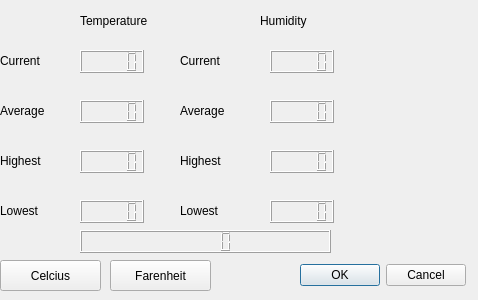
DiptarshiC/eid-fall2018, file Project2/server/untitled.ui: the form before one commit.
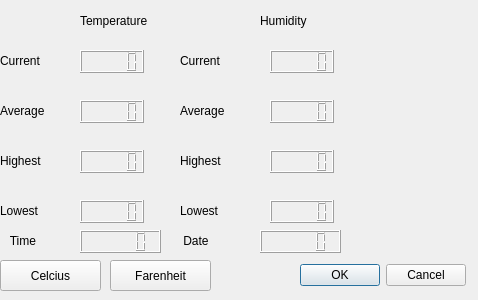
The form after the commit.

Commit message: Date and time both being added

The edit to the form file:
```diff
--- a/Project2/server/untitled.ui
+++ b/Project2/server/untitled.ui
@@ -270,11 +270,47 @@
     <rect>
      <x>80</x>
      <y>230</y>
-     <width>251</width>
+     <width>81</width>
      <height>23</height>
     </rect>
    </property>
   </widget>
+  <widget class="QLCDNumber" name="lcdNumber_10">
+   <property name="geometry">
+    <rect>
+     <x>260</x>
+     <y>230</y>
+     <width>81</width>
+     <height>23</height>
+    </rect>
+   </property>
+  </widget>
+  <widget class="QLabel" name="label_11">
+   <property name="geometry">
+    <rect>
+     <x>0</x>
+     <y>230</y>
+     <width>67</width>
+     <height>21</height>
+    </rect>
+   </property>
+   <property name="text">
+    <string>   Time</string>
+   </property>
+  </widget>
+  <widget class="QLabel" name="label_12">
+   <property name="geometry">
+    <rect>
+     <x>170</x>
+     <y>230</y>
+     <width>67</width>
+     <height>21</height>
+    </rect>
+   </property>
+   <property name="text">
+    <string>    Date</string>
+   </property>
+  </widget>
  </widget>
  <resources/>
  <connections>
```
The commit also changes 1 other file.
